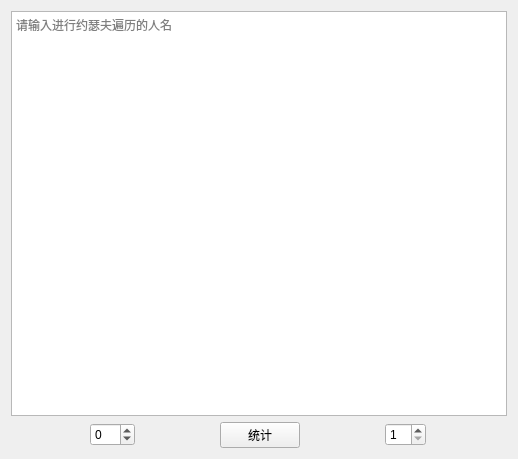
Before: the Qt Designer form Graphical interface/stats.ui in 1222r52egyejt/qiyao, drawn with Qt 5.
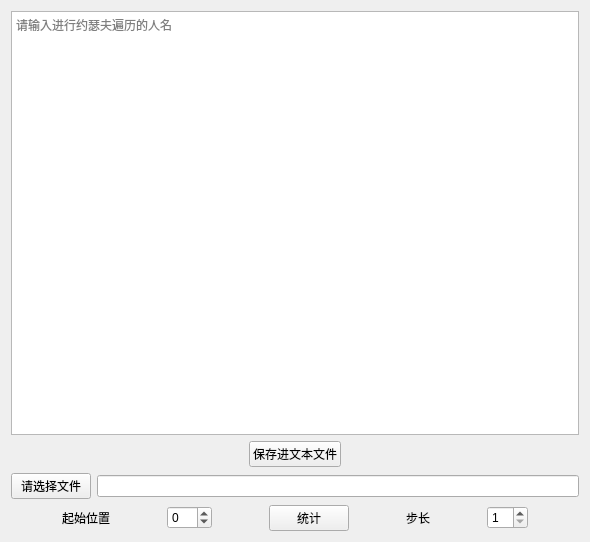
After: the same form once the commit is applied.

Commit message: 完善图形化界面，使在图形化界面上可以选择打开存储有人名信息的文件

```diff
--- a/Graphical interface/stats.ui
+++ b/Graphical interface/stats.ui
@@ -6,16 +6,16 @@
    <rect>
     <x>0</x>
     <y>0</y>
-    <width>518</width>
-    <height>459</height>
+    <width>590</width>
+    <height>542</height>
    </rect>
   </property>
   <property name="windowTitle">
    <string>约瑟夫环信息输入</string>
   </property>
-  <layout class="QVBoxLayout" name="verticalLayout_2">
+  <layout class="QHBoxLayout" name="horizontalLayout_3">
    <item>
-    <layout class="QVBoxLayout" name="verticalLayout">
+    <layout class="QVBoxLayout" name="verticalLayout_2">
      <item>
       <widget class="QPlainTextEdit" name="TextEdit">
        <property name="placeholderText">
@@ -24,7 +24,86 @@
       </widget>
      </item>
      <item>
-      <layout class="QHBoxLayout" name="horizontalLayout_5">
+      <layout class="QHBoxLayout" name="horizontalLayout_2">
+       <item>
+        <spacer name="horizontalSpacer">
+         <property name="orientation">
+          <enum>Qt::Horizontal</enum>
+         </property>
+         <property name="sizeHint" stdset="0">
+          <size>
+           <width>40</width>
+           <height>20</height>
+          </size>
+         </property>
+        </spacer>
+       </item>
+       <item>
+        <widget class="QPushButton" name="pushButton_4">
+         <property name="sizePolicy">
+          <sizepolicy hsizetype="Fixed" vsizetype="Fixed">
+           <horstretch>0</horstretch>
+           <verstretch>0</verstretch>
+          </sizepolicy>
+         </property>
+         <property name="text">
+          <string>保存进文本文件</string>
+         </property>
+         <property name="iconSize">
+          <size>
+           <width>16</width>
+           <height>16</height>
+          </size>
+         </property>
+         <property name="autoRepeatDelay">
+          <number>300</number>
+         </property>
+        </widget>
+       </item>
+       <item>
+        <spacer name="horizontalSpacer_2">
+         <property name="orientation">
+          <enum>Qt::Horizontal</enum>
+         </property>
+         <property name="sizeHint" stdset="0">
+          <size>
+           <width>40</width>
+           <height>20</height>
+          </size>
+         </property>
+        </spacer>
+       </item>
+      </layout>
+     </item>
+     <item>
+      <layout class="QHBoxLayout" name="horizontalLayout">
+       <item>
+        <widget class="QPushButton" name="pushButton">
+         <property name="text">
+          <string>请选择文件</string>
+         </property>
+        </widget>
+       </item>
+       <item>
+        <widget class="QLineEdit" name="lineEdit"/>
+       </item>
+      </layout>
+     </item>
+     <item>
+      <layout class="QHBoxLayout" name="horizontalLayout_5" stretch="1,1,2,0,1">
+       <item>
+        <widget class="QLabel" name="label">
+         <property name="sizePolicy">
+          <sizepolicy hsizetype="Fixed" vsizetype="Fixed">
+           <horstretch>0</horstretch>
+           <verstretch>0</verstretch>
+          </sizepolicy>
+         </property>
+         <property name="text">
+          <string>起始位置</string>
+         </property>
+        </widget>
+       </item>
        <item>
         <widget class="QSpinBox" name="spinBox_2">
          <property name="sizePolicy">
@@ -51,6 +130,19 @@
          </property>
         </widget>
        </item>
+       <item>
+        <widget class="QLabel" name="label_2">
+         <property name="sizePolicy">
+          <sizepolicy hsizetype="Fixed" vsizetype="Fixed">
+           <horstretch>0</horstretch>
+           <verstretch>0</verstretch>
+          </sizepolicy>
+         </property>
+         <property name="text">
+          <string>步长</string>
+         </property>
+        </widget>
+       </item>
        <item>
         <widget class="QSpinBox" name="spinBox">
          <property name="sizePolicy">
@@ -68,6 +160,16 @@
      </item>
     </layout>
    </item>
+   <item>
+    <layout class="QVBoxLayout" name="verticalLayout" stretch="">
+     <property name="spacing">
+      <number>60</number>
+     </property>
+     <property name="bottomMargin">
+      <number>0</number>
+     </property>
+    </layout>
+   </item>
   </layout>
  </widget>
  <resources/>
```
The commit also changes 4 other files.
